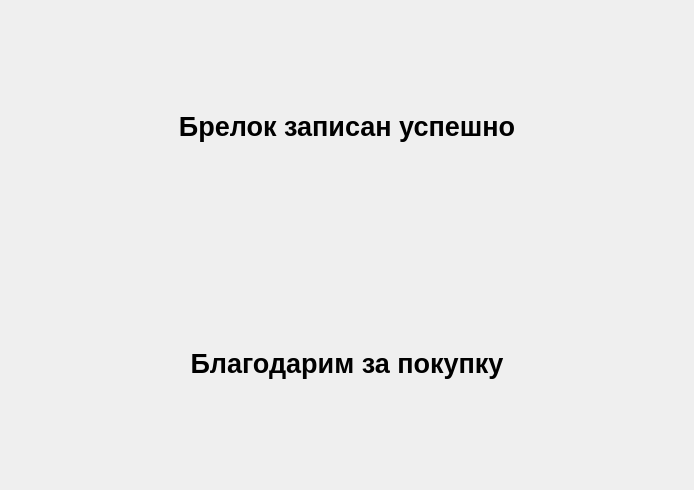
Old version of the form UIForms/FinishWindow.ui in the repository FelixMailwriter/VM.
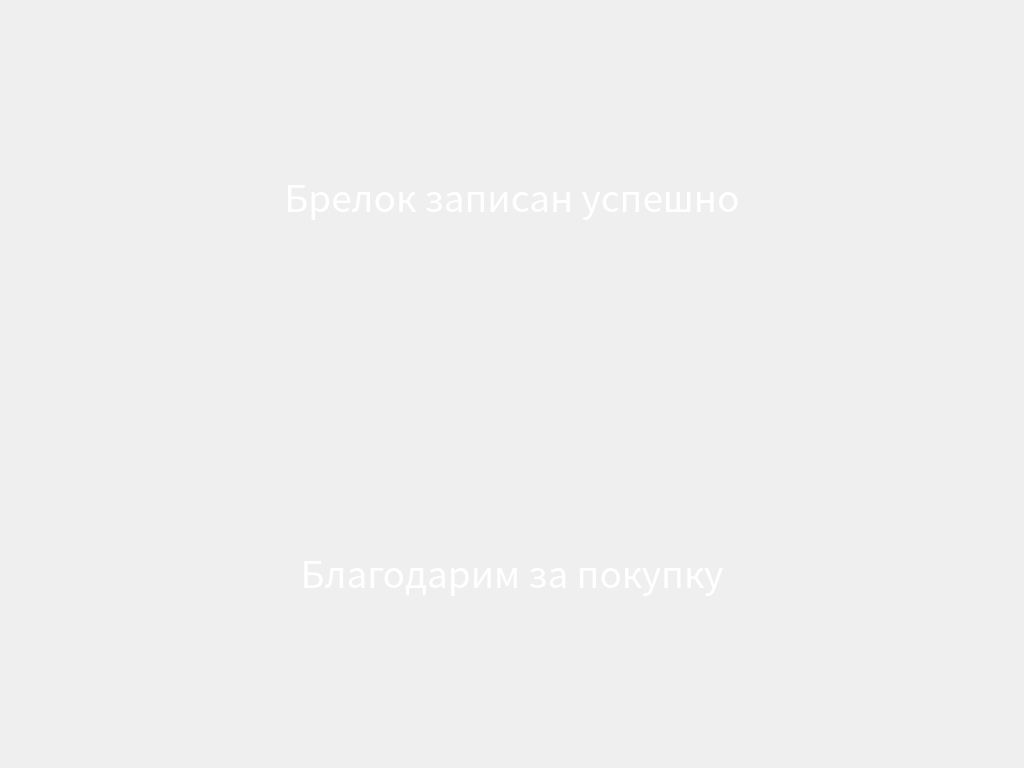
New version of the form. Icons and pictures are not drawn.

Commit message: adjusting forms

Patch:
```diff
--- a/UIForms/FinishWindow.ui
+++ b/UIForms/FinishWindow.ui
@@ -6,13 +6,16 @@
    <rect>
     <x>0</x>
     <y>0</y>
-    <width>694</width>
-    <height>490</height>
+    <width>1024</width>
+    <height>768</height>
    </rect>
   </property>
   <property name="windowTitle">
    <string>Form</string>
   </property>
+  <property name="styleSheet">
+   <string notr="true">background-image: url(./Resources/Forms/ScanBrelok/FormBackGround.jpg);</string>
+  </property>
   <layout class="QVBoxLayout" name="verticalLayout_2">
    <item>
     <layout class="QVBoxLayout" name="verticalLayout">
@@ -20,11 +23,18 @@
       <widget class="QLabel" name="label">
        <property name="font">
         <font>
-         <pointsize>20</pointsize>
-         <weight>75</weight>
-         <bold>true</bold>
+         <family>Noto Sans CJK KR</family>
+         <pointsize>28</pointsize>
+         <weight>50</weight>
+         <italic>false</italic>
+         <bold>false</bold>
         </font>
        </property>
+       <property name="styleSheet">
+        <string notr="true">background-image: url(:/newPrefix/fon.png);
+color: rgb(255, 255, 255);
+font: 28pt &quot;Noto Sans CJK KR&quot;;</string>
+       </property>
        <property name="text">
         <string>Брелок записан успешно</string>
        </property>
@@ -37,11 +47,18 @@
       <widget class="QLabel" name="label_2">
        <property name="font">
         <font>
-         <pointsize>20</pointsize>
-         <weight>75</weight>
-         <bold>true</bold>
+         <family>Noto Sans CJK KR</family>
+         <pointsize>28</pointsize>
+         <weight>50</weight>
+         <italic>false</italic>
+         <bold>false</bold>
         </font>
        </property>
+       <property name="styleSheet">
+        <string notr="true">background-image: url(:/newPrefix/fon.png);
+color: rgb(255, 255, 255);
+font: 28pt &quot;Noto Sans CJK KR&quot;;</string>
+       </property>
        <property name="text">
         <string>Благодарим за покупку</string>
        </property>
```
The commit also changes 11 other files.
